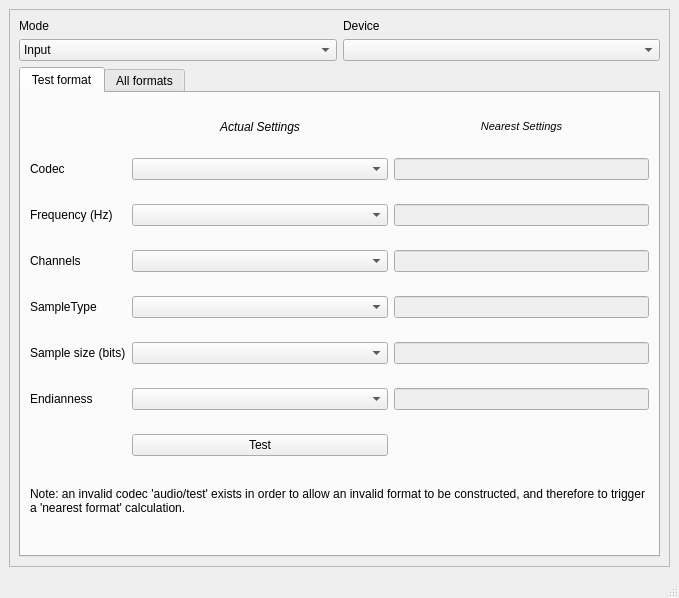
Above: qtmultimedia/examples/multimedia/audiodevices/audiodevicesbase.ui from CipSoft-Tibia/Qt5 before the change. Below: the same form after it.
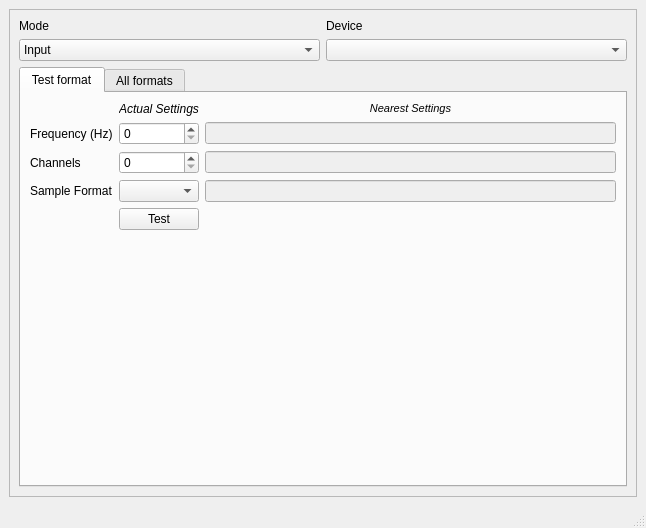
That is the form after the change.

What changed in the file:
```diff
--- a/qtmultimedia/examples/multimedia/audiodevices/audiodevicesbase.ui
+++ b/qtmultimedia/examples/multimedia/audiodevices/audiodevicesbase.ui
@@ -6,8 +6,8 @@
    <rect>
     <x>0</x>
     <y>0</y>
-    <width>679</width>
-    <height>598</height>
+    <width>646</width>
+    <height>528</height>
    </rect>
   </property>
   <property name="windowTitle">
@@ -31,8 +31,8 @@
         <rect>
          <x>0</x>
          <y>0</y>
-         <width>659</width>
-         <height>558</height>
+         <width>626</width>
+         <height>480</height>
         </rect>
        </property>
        <layout class="QGridLayout" name="gridLayout_4">
@@ -79,6 +79,65 @@
               <string>Test format</string>
              </attribute>
              <layout class="QGridLayout" name="gridLayout">
+              <item row="12" column="1">
+               <widget class="QPushButton" name="testButton">
+                <property name="text">
+                 <string>Test</string>
+                </property>
+               </widget>
+              </item>
+              <item row="12" column="2">
+               <widget class="QLabel" name="testResult">
+                <property name="text">
+                 <string/>
+                </property>
+               </widget>
+              </item>
+              <item row="4" column="0">
+               <widget class="QLabel" name="actualChannelLabel">
+                <property name="text">
+                 <string>Channels</string>
+                </property>
+               </widget>
+              </item>
+              <item row="2" column="2">
+               <widget class="QLineEdit" name="nearestSampleRate">
+                <property name="enabled">
+                 <bool>false</bool>
+                </property>
+               </widget>
+              </item>
+              <item row="5" column="2">
+               <widget class="QLineEdit" name="nearestSampleFormat">
+                <property name="enabled">
+                 <bool>false</bool>
+                </property>
+               </widget>
+              </item>
+              <item row="5" column="0">
+               <widget class="QLabel" name="actualSampleTypeLabel">
+                <property name="text">
+                 <string>Sample Format</string>
+                </property>
+               </widget>
+              </item>
+              <item row="4" column="2">
+               <widget class="QLineEdit" name="nearestChannel">
+                <property name="enabled">
+                 <bool>false</bool>
+                </property>
+               </widget>
+              </item>
+              <item row="5" column="1">
+               <widget class="QComboBox" name="sampleFormatBox"/>
+              </item>
+              <item row="2" column="0">
+               <widget class="QLabel" name="actualFreqLabel">
+                <property name="text">
+                 <string>Frequency (Hz)</string>
+                </property>
+               </widget>
+              </item>
               <item row="0" column="1">
                <widget class="QLabel" name="actualLabel">
                 <property name="sizePolicy">
@@ -133,144 +192,24 @@
                 </property>
                </widget>
               </item>
-              <item row="3" column="1">
-               <widget class="QComboBox" name="sampleRateBox">
-                <property name="sizePolicy">
-                 <sizepolicy hsizetype="Expanding" vsizetype="Fixed">
-                  <horstretch>0</horstretch>
-                  <verstretch>0</verstretch>
-                 </sizepolicy>
+              <item row="13" column="1">
+               <spacer name="verticalSpacer">
+                <property name="orientation">
+                 <enum>Qt::Vertical</enum>
                 </property>
-               </widget>
-              </item>
-              <item row="3" column="2">
-               <widget class="QLineEdit" name="nearestSampleRate">
-                <property name="enabled">
-                 <bool>false</bool>
+                <property name="sizeHint" stdset="0">
+                 <size>
+                  <width>20</width>
+                  <height>40</height>
+                 </size>
                 </property>
-               </widget>
-              </item>
-              <item row="5" column="1">
-               <widget class="QComboBox" name="channelsBox"/>
-              </item>
-              <item row="5" column="2">
-               <widget class="QLineEdit" name="nearestChannel">
-                <property name="enabled">
-                 <bool>false</bool>
-                </property>
-               </widget>
-              </item>
-              <item row="9" column="1">
-               <widget class="QComboBox" name="sampleSizesBox"/>
-              </item>
-              <item row="9" column="2">
-               <widget class="QLineEdit" name="nearestSampleSize">
-                <property name="enabled">
-                 <bool>false</bool>
-                </property>
-               </widget>
-              </item>
-              <item row="14" column="1">
-               <widget class="QComboBox" name="endianBox"/>
-              </item>
-              <item row="14" column="2">
-               <widget class="QLineEdit" name="nearestEndian">
-                <property name="enabled">
-                 <bool>false</bool>
-                </property>
-               </widget>
-              </item>
-              <item row="15" column="1">
-               <widget class="QPushButton" name="testButton">
-                <property name="text">
-                 <string>Test</string>
-                </property>
-               </widget>
-              </item>
-              <item row="15" column="2">
-               <widget class="QLabel" name="testResult">
-                <property name="text">
-                 <string/>
-                </property>
-               </widget>
-              </item>
-              <item row="3" column="0">
-               <widget class="QLabel" name="actualFreqLabel">
-                <property name="text">
-                 <string>Frequency (Hz)</string>
-                </property>
-               </widget>
-              </item>
-              <item row="5" column="0">
-               <widget class="QLabel" name="actualChannelLabel">
-                <property name="text">
-                 <string>Channels</string>
-                </property>
-               </widget>
-              </item>
-              <item row="9" column="0">
-               <widget class="QLabel" name="actualSampleSizeLabel">
-                <property name="text">
-                 <string>Sample size (bits)</string>
-                </property>
-               </widget>
-              </item>
-              <item row="14" column="0">
-               <widget class="QLabel" name="actualEndianLabel">
-                <property name="text">
-                 <string>Endianness</string>
-                </property>
-               </widget>
-              </item>
-              <item row="16" column="0" colspan="3">
-               <widget class="QLabel" name="label">
-                <property name="sizePolicy">
-                 <sizepolicy hsizetype="Preferred" vsizetype="Fixed">
-                  <horstretch>0</horstretch>
-                  <verstretch>0</verstretch>
-                 </sizepolicy>
-                </property>
-                <property name="text">
-                 <string>Note: an invalid codec 'audio/test' exists in order to allow an invalid format to be constructed, and therefore to trigger a 'nearest format' calculation.</string>
-                </property>
-                <property name="wordWrap">
-                 <bool>true</bool>
-                </property>
-               </widget>
-              </item>
-              <item row="2" column="0">
-               <widget class="QLabel" name="actualCodecLabel">
-                <property name="text">
-                 <string>Codec</string>
-                </property>
-               </widget>
-              </item>
-              <item row="2" column="2">
-               <widget class="QLineEdit" name="nearestCodec">
-                <property name="enabled">
-                 <bool>false</bool>
-                </property>
-               </widget>
+               </spacer>
               </item>
               <item row="2" column="1">
-               <widget class="QComboBox" name="codecsBox"/>
+               <widget class="QSpinBox" name="sampleRateSpinBox"/>
               </item>
-              <item row="6" column="0">
-               <widget class="QLabel" name="actualSampleTypeLabel">
-                <property name="text">
-                 <string>SampleType</string>
-                </property>
-               </widget>
-              </item>
-              <item row="6" column="1">
-               <widget class="QComboBox" name="sampleTypesBox"/>
-              </item>
-              <item row="6" column="2">
-               <widget class="QLineEdit" name="nearestSampleType">
-                <property name="enabled">
-                 <bool>false</bool>
-                </property>
-               </widget>
+              <item row="4" column="1">
+               <widget class="QSpinBox" name="channelsSpinBox"/>
               </item>
              </layout>
             </widget>
```
Left out of the diff: 38 changed lines with no effect on the pictures.
